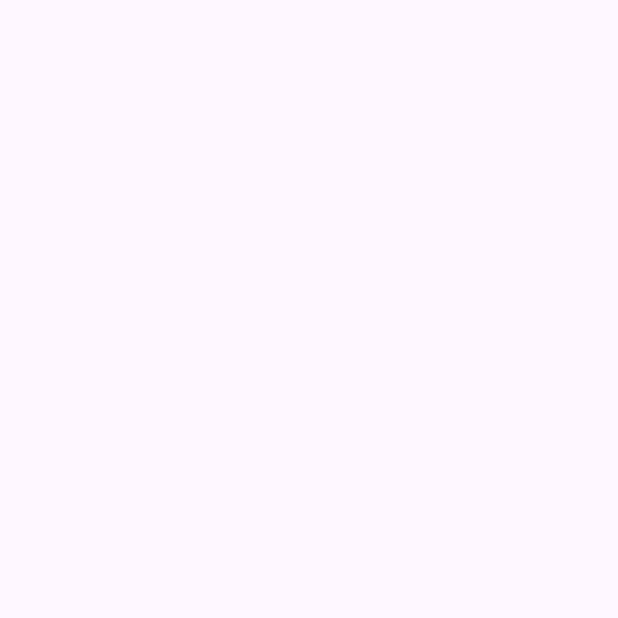
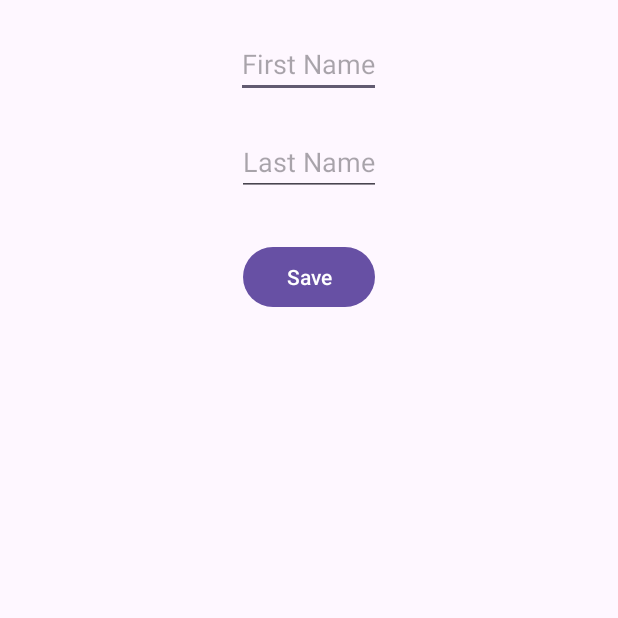
Before and after one commit to SHARKZTECH/StdAttndMgtApp, an Android app: the AddStudentActivity screen opened directly, with no data from a screen before it, on a phone screen of 412 x 824 dp, the top half of it. Before the commit the part shown is empty. Run offline under Robolectric (Android 15) with nearby library versions, the phone set to English and light mode, and no system bars.

```diff
--- a/app/src/main/java/com/example/studentattendancemanagementapplication/AddStudentActivity.java
+++ b/app/src/main/java/com/example/studentattendancemanagementapplication/AddStudentActivity.java
@@ -1,14 +1,46 @@
 package com.example.studentattendancemanagementapplication;
 
+import android.os.Bundle;
+import android.view.View;
+import android.widget.EditText;
+import android.widget.Toast;
 import androidx.appcompat.app.AppCompatActivity;
 
-import android.os.Bundle;
+public class AddStudentActivity extends AppCompatActivity {
 
-public class AddStudentActivity extends AppCompatActivity {
+    private EditText firstNameInput, lastNameInput;
+    private DatabaseHelper databaseHelper;
 
     @Override
     protected void onCreate(Bundle savedInstanceState) {
         super.onCreate(savedInstanceState);
         setContentView(R.layout.activity_add_student);
+
+        firstNameInput = findViewById(R.id.first_name_input);
+        lastNameInput = findViewById(R.id.last_name_input);
+        databaseHelper = new DatabaseHelper(this);
+
+        findViewById(R.id.save_student_button).setOnClickListener(new View.OnClickListener() {
+            @Override
+            public void onClick(View v) {
+                addStudent();
+            }
+        });
+    }
+
+    private void addStudent() {
+        String firstName = firstNameInput.getText().toString();
+        String lastName = lastNameInput.getText().toString();
+
+        if (firstName.isEmpty() || lastName.isEmpty()) {
+            Toast.makeText(this, "Please enter both first and last name", Toast.LENGTH_SHORT).show();
+        } else {
+            if (databaseHelper.addStudent(firstName, lastName)) {
+                Toast.makeText(this, "Student added successfully", Toast.LENGTH_SHORT).show();
+                finish();
+            } else {
+                Toast.makeText(this, "Failed to add student", Toast.LENGTH_SHORT).show();
+            }
+        }
     }
 }
--- /dev/null
+++ b/app/src/main/java/com/example/studentattendancemanagementapplication/DatabaseHelper.java
@@ -0,0 +1,52 @@
+package com.example.studentattendancemanagementapplication;
+
+import android.content.ContentValues;
+import android.content.Context;
+import android.database.Cursor;
+import android.database.sqlite.SQLiteDatabase;
+import android.database.sqlite.SQLiteOpenHelper;
+
+public class DatabaseHelper extends SQLiteOpenHelper {
+
+    private static final String DATABASE_NAME = "attendance.db";
+    private static final int DATABASE_VERSION = 1;
+    private static final String TABLE_STUDENT = "Student";
+
+    private static final String COLUMN_ID = "student_id";
+    private static final String COLUMN_FIRST_NAME = "first_name";
+    private static final String COLUMN_LAST_NAME = "last_name";
+    private static final String COLUMN_ABSENCE_COUNT = "absence_count";
+
+    public DatabaseHelper(Context context) {
+        super(context, DATABASE_NAME, null, DATABASE_VERSION);
+    }
+
+    @Override
+    public void onCreate(SQLiteDatabase db) {
+        String createTable = "CREATE TABLE " + TABLE_STUDENT + " (" +
+                COLUMN_ID + " INTEGER PRIMARY KEY AUTOINCREMENT, " +
+                COLUMN_FIRST_NAME + " TEXT, " +
+                COLUMN_LAST_NAME + " TEXT, " +
+                COLUMN_ABSENCE_COUNT + " INTEGER DEFAULT 0)";
+        db.execSQL(createTable);
+    }
+
+    @Override
+    public void onUpgrade(SQLiteDatabase db, int oldVersion, int newVersion) {
+        db.execSQL("DROP TABLE IF EXISTS " + TABLE_STUDENT);
+        onCreate(db);
+    }
+
+    public boolean addStudent(String firstName, String lastName) {
+        SQLiteDatabase db = this.getWritableDatabase();
+        ContentValues values = new ContentValues();
+        values.put(COLUMN_FIRST_NAME, firstName);
+        values.put(COLUMN_LAST_NAME, lastName);
+        values.put(COLUMN_ABSENCE_COUNT, 0);
+
+        long result = db.insert(TABLE_STUDENT, null, values);
+        return result != -1;
+    }
+
+    // Additional methods for updating and retrieving data
+}
--- a/app/src/main/res/layout/activity_add_student.xml
+++ b/app/src/main/res/layout/activity_add_student.xml
@@ -1,9 +1,40 @@
 <?xml version="1.0" encoding="utf-8"?>
-<androidx.constraintlayout.widget.ConstraintLayout xmlns:android="http://schemas.android.com/apk/res/android"
-    xmlns:app="http://schemas.android.com/apk/res-auto"
-    xmlns:tools="http://schemas.android.com/tools"
+<RelativeLayout xmlns:android="http://schemas.android.com/apk/res/android"
     android:layout_width="match_parent"
-    android:layout_height="match_parent"
-    tools:context=".AddStudentActivity">
+    android:layout_height="match_parent">
 
-</androidx.constraintlayout.widget.ConstraintLayout>
+<!--    <EditText-->
+<!--        android:id="@+id/student_id_input"-->
+<!--        android:layout_width="wrap_content"-->
+<!--        android:layout_height="wrap_content"-->
+<!--        android:hint="Student ID"-->
+<!--        android:inputType="number"-->
+<!--        android:layout_centerHorizontal="true"-->
+<!--        android:layout_marginTop="50dp" />-->
+
+    <EditText
+        android:id="@+id/first_name_input"
+        android:layout_width="wrap_content"
+        android:layout_height="wrap_content"
+        android:hint="First Name"
+        android:layout_centerHorizontal="true"
+        android:layout_marginTop="20dp" />
+
+    <EditText
+        android:id="@+id/last_name_input"
+        android:layout_width="wrap_content"
+        android:layout_height="wrap_content"
+        android:hint="Last Name"
+        android:layout_centerHorizontal="true"
+        android:layout_below="@id/first_name_input"
+        android:layout_marginTop="20dp" />
+
+    <Button
+        android:id="@+id/save_student_button"
+        android:layout_width="wrap_content"
+        android:layout_height="wrap_content"
+        android:text="Save"
+        android:layout_centerHorizontal="true"
+        android:layout_below="@id/last_name_input"
+        android:layout_marginTop="30dp" />
+</RelativeLayout>
```
